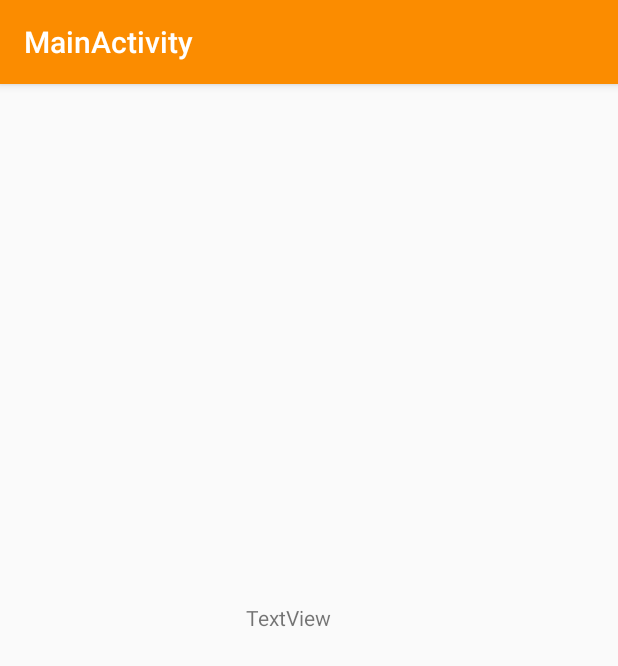
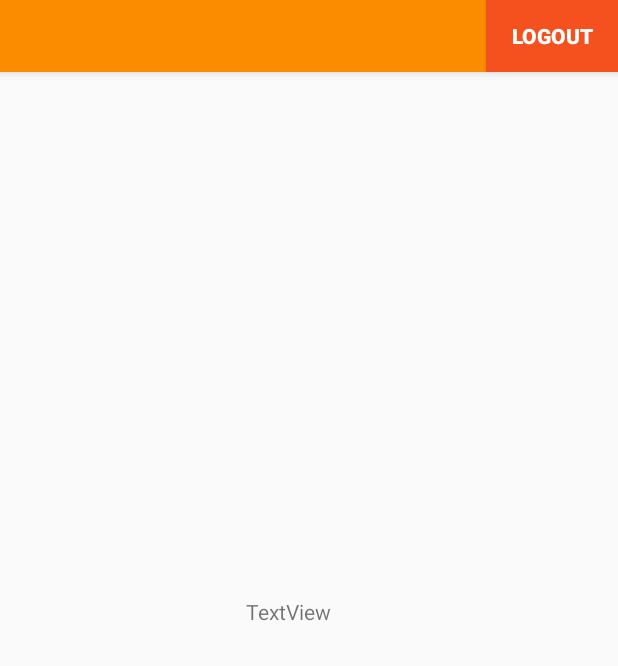
Before and after one commit to NDKN12/mcc-g15-android, an Android app: the MainActivity screen opened directly, with no data from a screen before it, on a phone screen of 412 x 824 dp. Shown: the top 666 px of the screen. Run offline under Robolectric (Android 15) with nearby library versions, the phone set to English and light mode, and no system bars; 4 statements that could not run were skipped.

Commit message:
Contuinue working on App list

```diff
--- a/app/src/main/java/fi/aalto/openoranges/project1/mcc/MainActivity.java
+++ b/app/src/main/java/fi/aalto/openoranges/project1/mcc/MainActivity.java
@@ -6,16 +6,11 @@ import android.os.Bundle;
 import android.content.pm.PackageManager;
 import android.support.annotation.NonNull;
 import android.support.annotation.Nullable;
-import android.support.design.widget.FloatingActionButton;
-import android.support.design.widget.Snackbar;
-import android.support.v4.widget.TextViewCompat;
 import android.support.v7.app.AppCompatActivity;
 import android.support.v7.widget.Toolbar;
 import android.util.Log;
 import android.support.v4.app.ActivityCompat;
 import android.location.Location;
-import android.view.View;
-import android.widget.EditText;
 import android.widget.TextView;
 import android.widget.Toast;
 
@@ -44,16 +39,14 @@ public class MainActivity extends AppCompatActivity implements GoogleApiClient.C
     private LocationRequest mLocationRequest;
 
     private static final String LOG_TAG = "MainActivity";
-    public static final MediaType JSON
-            = MediaType.parse("application/json; charset=utf-8");
+    public static final MediaType JSON = MediaType.parse("application/json; charset=utf-8");
     OkHttpClient client = new OkHttpClient();
     private ApplicationList mAppList = null;
 
-    private double mLatitude;
-    private double mLongtitude;
+
     private TextView mTextView;
-    private TextView mListTextView;
-    private String mListeTest = "void";
+
+    private String mAppsListTest = "void";
 
     @Override
     protected void onCreate(Bundle savedInstanceState) {
@@ -75,11 +68,11 @@ public class MainActivity extends AppCompatActivity implements GoogleApiClient.C
         // Toast.makeText(MainActivity.this, mToken, Toast.LENGTH_SHORT).show();
 
         mTextView = (TextView) findViewById(R.id.textView);
-        mListTextView = (TextView) findViewById(R.id.Liste);
+        // mListTextView = (TextView) findViewById(R.id.Liste);
 
 
         mAppList = new ApplicationList("test", "test");
-        mListTextView.setText(mListeTest);
+        //mListTextView.setText(mListeTest);
         mAppList.execute((Void) null);
 
     }
@@ -93,8 +86,7 @@ public class MainActivity extends AppCompatActivity implements GoogleApiClient.C
                 .url(url)
                 .addHeader("Authorization", mToken)
                 .build();
-        Response response = client.newCall(request).execute();
-        return response;
+        return client.newCall(request).execute();
     }
 
 
@@ -106,7 +98,6 @@ public class MainActivity extends AppCompatActivity implements GoogleApiClient.C
 
         private final String mLatitude;
         private final String mLongitude;
-        private String mToken;
 
         ApplicationList(String latitude, String longitude) {
             mLatitude = latitude;
@@ -115,16 +106,18 @@ public class MainActivity extends AppCompatActivity implements GoogleApiClient.C
 
         @Override
         protected Boolean doInBackground(Void... params) {
-            String l = "?lat=12.124124&lng=12.344345";
 
-            // TODO: attempt authentication against a network service.
+            String lat = "12.124124";
+            String lng = "12.344345";
+            String l = "?lat=" + lat + "&lng=" + lng;
+
             try {
                 // Simulate network access.
                 Response response = getList("https://mccg15.herokuapp.com/application" + l);
                 int code = response.code();
                 if (code == 200) {
-                    mListeTest = response.body().string().toString();
-                    Toast.makeText(MainActivity.this, mListeTest, Toast.LENGTH_LONG).show();
+                    mAppsListTest = response.body().string().toString();
+                    Toast.makeText(MainActivity.this, mAppsListTest, Toast.LENGTH_LONG).show();
                 } else {
                     Toast.makeText(MainActivity.this, "Code: 401", Toast.LENGTH_LONG).show();
                     return false;
@@ -145,34 +138,30 @@ public class MainActivity extends AppCompatActivity implements GoogleApiClient.C
             ArrayList<JSONObject> arrays = null;
             if (success) {
 
-                mListeTest = "{'apps': " + mListeTest + "}";
+                mAppsListTest = "{'apps': " + mAppsListTest + "}";
                 try {
-                    JSONObject myjson = new JSONObject(mListeTest);
+                    JSONObject myjson = new JSONObject(mAppsListTest);
                     JSONArray the_json_array = myjson.getJSONArray("apps");
                     int size = the_json_array.length();
-                     arrays = new ArrayList<JSONObject>();
+                    arrays = new ArrayList<JSONObject>();
                     for (int i = 0; i < size; i++) {
                         JSONObject another_json_object = the_json_array.getJSONObject(i);
-                        //Blah blah blah...
+
                         arrays.add(another_json_object);
                     }
 
                     JSONObject[] jsons = new JSONObject[arrays.size()];
                     arrays.toArray(jsons);
 
-
-
-                    //  JSONObject   myjson = new JSONObject(mListeTest);
-                    //  JSONArray nameArray = myjson.names();
-                    //  JSONArray valArray = myjson.toJSONArray(nameArray);
-                    //  for (int i = 0; i < valArray.length(); i++) {
-                    //    String p = nameArray.getString(i) + "," + valArray.getString(i);
-                    //     Log.i("p", p);
-                    // }
                 } catch (JSONException e) {
                     e.printStackTrace();
                 }
-                Toast.makeText(MainActivity.this, arrays.get(0).keys().toString(), Toast.LENGTH_LONG).show();
+                assert arrays != null;
+                try {
+                    Toast.makeText(MainActivity.this, arrays.get(0).getString("icon_url").toString(), Toast.LENGTH_LONG).show();
+                } catch (JSONException e) {
+                    e.printStackTrace();
+                }
             } else {
                 Toast.makeText(MainActivity.this, "ApplicationList Failure!", Toast.LENGTH_SHORT).show();
             }
@@ -204,7 +193,6 @@ public class MainActivity extends AppCompatActivity implements GoogleApiClient.C
     public void onConnected(@Nullable Bundle bundle) {
 
         if (ActivityCompat.checkSelfPermission(this, android.Manifest.permission.ACCESS_FINE_LOCATION) != PackageManager.PERMISSION_GRANTED) {
-            // TODO: Consider calling
             //    ActivityCompat#requestPermissions
             // here to request the missing permissions, and then overriding
             //   public void onRequestPermissionsResult(int requestCode, String[] permissions,
@@ -236,8 +224,6 @@ public class MainActivity extends AppCompatActivity implements GoogleApiClient.C
     public void onLocationChanged(Location location) {
         Log.i(LOG_TAG, location.toString());
         mTextView.setText(location.toString());
-        mLatitude = location.getLatitude();
-        mLongtitude = location.getLongitude();
     }
 
 }
--- a/app/src/main/res/layout/activity_main.xml
+++ b/app/src/main/res/layout/activity_main.xml
@@ -1,5 +1,6 @@
 <?xml version="1.0" encoding="utf-8"?>
-<android.support.design.widget.CoordinatorLayout xmlns:android="http://schemas.android.com/apk/res/android"
+<android.support.design.widget.CoordinatorLayout
+    xmlns:android="http://schemas.android.com/apk/res/android"
     xmlns:app="http://schemas.android.com/apk/res-auto"
     xmlns:tools="http://schemas.android.com/tools"
     android:layout_width="match_parent"
@@ -10,24 +11,25 @@
     <android.support.design.widget.AppBarLayout
         android:layout_width="match_parent"
         android:layout_height="wrap_content"
+        android:background="@color/colorPrimary"
         android:theme="@style/AppTheme.AppBarOverlay">
 
-        <android.support.v7.widget.Toolbar
-            android:id="@+id/toolbar"
-            android:layout_width="match_parent"
-            android:layout_height="?attr/actionBarSize"
-            android:background="?attr/colorPrimary"
-            app:popupTheme="@style/AppTheme.PopupOverlay" />
+        <Button
+            android:id="@+id/logout"
+            android:text="Logout"
+            android:background="@color/colorAccent"
+            android:layout_width="wrap_content"
+            android:layout_height="wrap_content"
+            android:textStyle="bold"
+            android:layout_gravity="right" />
+        />
 
     </android.support.design.widget.AppBarLayout>
 
-
-
     <include layout="@layout/content_main"
-        android:id="@+id/include" />
+        android:id="@+id/include"/>
 
     <TextView
-
         android:text="TextView"
         android:layout_width="84dp"
         android:layout_height="76dp"
```
